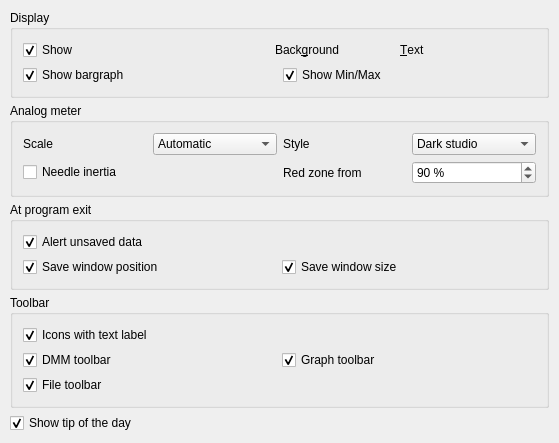
Qt form src/ui/uiguiprefs.ui (tuxmaster/QtDMM) before a commit.
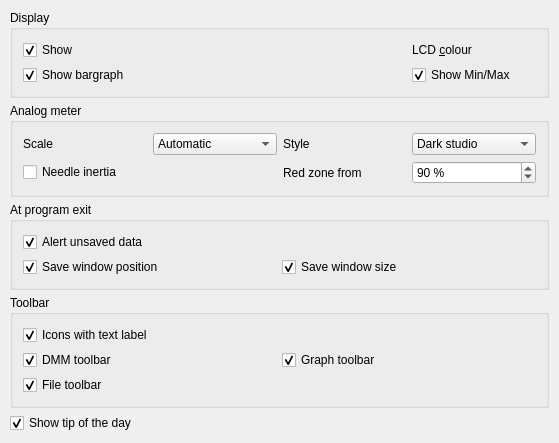
The same form after that commit. Custom widgets are drawn as their Qt base class.

The edit to the form file:
```diff
--- a/src/ui/uiguiprefs.ui
+++ b/src/ui/uiguiprefs.ui
@@ -201,7 +201,7 @@
            </sizepolicy>
           </property>
           <property name="text">
-           <string>Back&amp;ground</string>
+           <string>LCD &amp;colour</string>
           </property>
           <property name="alignment">
            <set>Qt::AlignLeading|Qt::AlignLeft|Qt::AlignVCenter</set>
@@ -216,63 +216,6 @@
         </item>
        </layout>
       </item>
-      <item row="0" column="3">
-       <layout class="QHBoxLayout">
-        <property name="spacing">
-         <number>5</number>
-        </property>
-        <property name="leftMargin">
-         <number>0</number>
-        </property>
-        <property name="topMargin">
-         <number>0</number>
-        </property>
-        <property name="rightMargin">
-         <number>0</number>
-        </property>
-        <property name="bottomMargin">
-         <number>0</number>
-        </property>
-        <item>
-         <widget class="ColorButton" name="ui_textColor" native="true">
-          <property name="minimumSize">
-           <size>
-            <width>50</width>
-            <height>0</height>
-           </size>
-          </property>
-          <property name="maximumSize">
-           <size>
-            <width>50</width>
-            <height>32767</height>
-           </size>
-          </property>
-          <property name="whatsThis">
-           <string>Click this button to change the color of the text in the numerical display.</string>
-          </property>
-         </widget>
-        </item>
-        <item>
-         <widget class="QLabel" name="TextLabel2_2_3">
-          <property name="sizePolicy">
-           <sizepolicy hsizetype="MinimumExpanding" vsizetype="Minimum">
-            <horstretch>0</horstretch>
-            <verstretch>0</verstretch>
-           </sizepolicy>
-          </property>
-          <property name="text">
-           <string>&amp;Text</string>
-          </property>
-          <property name="wordWrap">
-           <bool>false</bool>
-          </property>
-          <property name="buddy">
-           <cstring>ui_textColor</cstring>
-          </property>
-         </widget>
-        </item>
-       </layout>
-      </item>
      </layout>
     </widget>
    </item>
```
Left out of the diff: 2 changed lines with no effect on the pictures.
